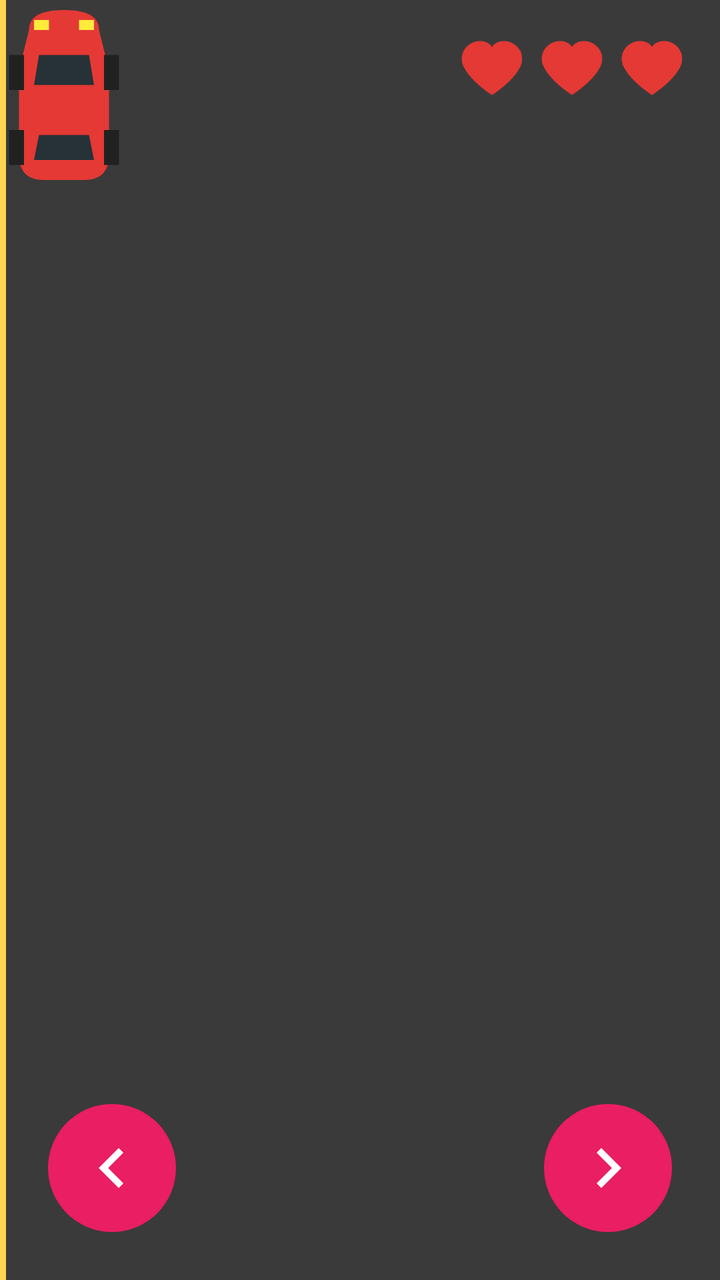
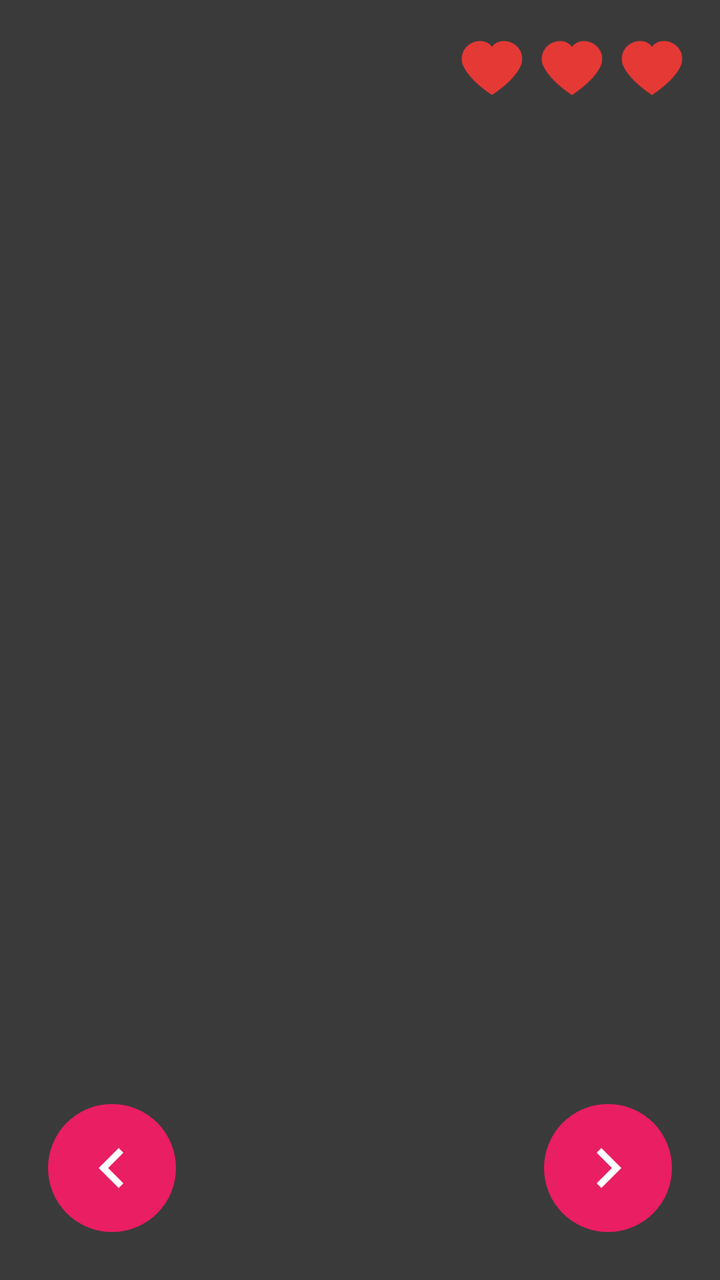

Before-and-after screenshots of an Android layout around one commit, followed by the original layout XML and the change that was made.
<!-- AndroidManifest.xml: application theme Theme.HW1 -->
<!-- res/layout/activity_main.xml -->
<?xml version="1.0" encoding="utf-8"?>
<FrameLayout
    xmlns:android="http://schemas.android.com/apk/res/android"
    xmlns:tools="http://schemas.android.com/tools"
    android:id="@+id/root"
    android:layout_width="match_parent"
    android:layout_height="match_parent"
    android:background="@color/grass_green"
    tools:context=".MainActivity">

    
    <FrameLayout
        android:id="@+id/gameArea"
        android:layout_width="match_parent"
        android:layout_height="match_parent"
        android:background="@color/road_gray">

        
        <View
            android:id="@+id/laneLine1"
            android:layout_width="3dp"
            android:layout_height="match_parent"
            android:layout_gravity="start"
            android:background="@color/lane_line" />

        
        <View
            android:id="@+id/laneLine2"
            android:layout_width="3dp"
            android:layout_height="match_parent"
            android:layout_gravity="start"
            android:background="@color/lane_line" />

        
        <ImageView
            android:id="@+id/car"
            android:layout_width="64dp"
            android:layout_height="100dp"
            android:contentDescription="@string/cd_car"
            android:src="@drawable/ic_car" />
    </FrameLayout>

    
    <LinearLayout
        android:id="@+id/heartsContainer"
        android:layout_width="wrap_content"
        android:layout_height="wrap_content"
        android:layout_gravity="top|end"
        android:layout_marginTop="16dp"
        android:layout_marginEnd="16dp"
        android:orientation="horizontal">

        <ImageView
            android:id="@+id/heart1"
            android:layout_width="36dp"
            android:layout_height="36dp"
            android:contentDescription="@string/cd_heart"
            android:src="@drawable/ic_heart" />

        <ImageView
            android:id="@+id/heart2"
            android:layout_width="36dp"
            android:layout_height="36dp"
            android:layout_marginStart="4dp"
            android:contentDescription="@string/cd_heart"
            android:src="@drawable/ic_heart" />

        <ImageView
            android:id="@+id/heart3"
            android:layout_width="36dp"
            android:layout_height="36dp"
            android:layout_marginStart="4dp"
            android:contentDescription="@string/cd_heart"
            android:src="@drawable/ic_heart" />
    </LinearLayout>

    
    <ImageButton
        android:id="@+id/btnLeft"
        android:layout_width="64dp"
        android:layout_height="64dp"
        android:layout_gravity="bottom|start"
        android:layout_marginStart="24dp"
        android:layout_marginBottom="24dp"
        android:background="@drawable/bg_round_button"
        android:contentDescription="@string/cd_left"
        android:scaleType="center"
        android:src="@drawable/ic_arrow_left" />

    
    <ImageButton
        android:id="@+id/btnRight"
        android:layout_width="64dp"
        android:layout_height="64dp"
        android:layout_gravity="bottom|end"
        android:layout_marginEnd="24dp"
        android:layout_marginBottom="24dp"
        android:background="@drawable/bg_round_button"
        android:contentDescription="@string/cd_right"
        android:scaleType="center"
        android:src="@drawable/ic_arrow_right" />

</FrameLayout>
<!-- resources referenced by this layout -->
<resources>
  <color name="grass_green">#2E7D32</color>
  <color name="lane_line">#FFD54F</color>
  <color name="road_gray">#3A3A3A</color>
  <!-- drawable bg_round_button (drawable) -->
  <?xml version="1.0" encoding="utf-8"?>
  <shape xmlns:android="http://schemas.android.com/apk/res/android"
      android:shape="oval">
      <solid android:color="@color/button_pink" />
      <size android:width="64dp" android:height="64dp" />
  </shape>
  <!-- drawable ic_arrow_left (drawable) -->
  <vector xmlns:android="http://schemas.android.com/apk/res/android"
      android:width="40dp"
      android:height="40dp"
      android:viewportWidth="24"
      android:viewportHeight="24">
      <path
          android:fillColor="@color/white"
          android:pathData="M15.41,7.41L14,6l-6,6 6,6 1.41,-1.41L10.83,12z" />
  </vector>
  <!-- drawable ic_arrow_right (drawable) -->
  <vector xmlns:android="http://schemas.android.com/apk/res/android"
      android:width="40dp"
      android:height="40dp"
      android:viewportWidth="24"
      android:viewportHeight="24">
      <path
          android:fillColor="@color/white"
          android:pathData="M10,6L8.59,7.41 13.17,12l-4.58,4.59L10,18l6,-6z" />
  </vector>
  <!-- drawable ic_car (drawable) -->
  <vector xmlns:android="http://schemas.android.com/apk/res/android"
      android:width="48dp"
      android:height="80dp"
      android:viewportWidth="48"
      android:viewportHeight="80">
      
      <path
          android:fillColor="#E53935"
          android:pathData="M10,12 Q10,4 24,4 Q38,4 38,12 L42,28 L42,62 Q42,72 32,72 L16,72 Q6,72 6,62 L6,28 Z" />
      
      <path
          android:fillColor="#263238"
          android:pathData="M14,22 L34,22 L36,34 L12,34 Z" />
      
      <path
          android:fillColor="#263238"
          android:pathData="M14,54 L34,54 L36,64 L12,64 Z" />
      
      <path android:fillColor="#FFEB3B" android:pathData="M12,8 h6 v4 h-6 z" />
      <path android:fillColor="#FFEB3B" android:pathData="M30,8 h6 v4 h-6 z" />
      
      <path android:fillColor="#212121" android:pathData="M2,22 h6 v14 h-6 z" />
      <path android:fillColor="#212121" android:pathData="M40,22 h6 v14 h-6 z" />
      <path android:fillColor="#212121" android:pathData="M2,52 h6 v14 h-6 z" />
      <path android:fillColor="#212121" android:pathData="M40,52 h6 v14 h-6 z" />
  </vector>
  <!-- drawable ic_heart (drawable) -->
  <vector xmlns:android="http://schemas.android.com/apk/res/android"
      android:width="32dp"
      android:height="32dp"
      android:viewportWidth="24"
      android:viewportHeight="24">
      <path
          android:fillColor="@color/heart_red"
          android:pathData="M12,21s-7-4.35-9.5-9.5C0.5,7 4,3 8,3c2,0 3.5,1 4,2 0.5,-1 2,-2 4,-2 4,0 7.5,4 5.5,8.5C19,16.65 12,21 12,21z" />
  </vector>
  <string name="cd_car">Player car</string>
  <string name="cd_heart">Life</string>
  <string name="cd_left">Move left</string>
  <string name="cd_right">Move right</string>
  <style name="Theme.HW1" parent="Theme.MaterialComponents.DayNight.NoActionBar">
          <item name="colorPrimary">@color/primary</item>
          <item name="colorPrimaryVariant">@color/primary_dark</item>
          <item name="colorOnPrimary">@color/white</item>
          <item name="android:statusBarColor" tools:targetApi="l">@color/primary_dark</item>
          <item name="android:windowLightStatusBar" tools:targetApi="m">false</item>
      </style>
  <color name="button_pink">#E91E63</color>
  <color name="white">#FFFFFFFF</color>
  <color name="heart_red">#E53935</color>
  <color name="primary">#388E3C</color>
  <color name="primary_dark">#2E7D32</color>
</resources>

<!-- the commit's change to res/layout/activity_main.xml (unified diff, before → after) -->
@@ -13,32 +13,7 @@
         android:id="@+id/gameArea"
         android:layout_width="match_parent"
         android:layout_height="match_parent"
-        android:background="@color/road_gray">
-
-        
-        <View
-            android:id="@+id/laneLine1"
-            android:layout_width="3dp"
-            android:layout_height="match_parent"
-            android:layout_gravity="start"
-            android:background="@color/lane_line" />
-
-        
-        <View
-            android:id="@+id/laneLine2"
-            android:layout_width="3dp"
-            android:layout_height="match_parent"
-            android:layout_gravity="start"
-            android:background="@color/lane_line" />
-
-        
-        <ImageView
-            android:id="@+id/car"
-            android:layout_width="64dp"
-            android:layout_height="100dp"
-            android:contentDescription="@string/cd_car"
-            android:src="@drawable/ic_car" />
-    </FrameLayout>
+        android:background="@color/road_gray" />
 
     
     <LinearLayout
@@ -100,4 +75,43 @@
         android:scaleType="center"
         android:src="@drawable/ic_arrow_right" />
 
+    
+    <FrameLayout
+        android:id="@+id/gameOverOverlay"
+        android:layout_width="match_parent"
+        android:layout_height="match_parent"
+        android:background="#CC000000"
+        android:clickable="true"
+        android:focusable="true"
+        android:visibility="gone">
+
+        <LinearLayout
+            android:layout_width="wrap_content"
+            android:layout_height="wrap_content"
+            android:layout_gravity="center"
+            android:gravity="center"
+            android:orientation="vertical"
+            android:padding="24dp">
+
+            <TextView
+                android:id="@+id/gameOverText"
+                android:layout_width="wrap_content"
+                android:layout_height="wrap_content"
+                android:text="@string/game_over"
+                android:textColor="@android:color/white"
+                android:textSize="48sp"
+                android:textStyle="bold" />
+
+            <Button
+                android:id="@+id/btnPlayAgain"
+                android:layout_width="wrap_content"
+                android:layout_height="wrap_content"
+                android:layout_marginTop="24dp"
+                android:paddingStart="32dp"
+                android:paddingEnd="32dp"
+                android:text="@string/play_again"
+                android:textSize="18sp" />
+        </LinearLayout>
+    </FrameLayout>
+
 </FrameLayout>
<!-- resource entries referenced after the edit -->
@@ -1,7 +1,6 @@
 <!-- resources referenced by this layout -->
 <resources>
   <color name="grass_green">#2E7D32</color>
-  <color name="lane_line">#FFD54F</color>
   <color name="road_gray">#3A3A3A</color>
   <!-- drawable bg_round_button (drawable) -->
   <?xml version="1.0" encoding="utf-8"?>
@@ -30,33 +29,6 @@
           android:fillColor="@color/white"
           android:pathData="M10,6L8.59,7.41 13.17,12l-4.58,4.59L10,18l6,-6z" />
   </vector>
-  <!-- drawable ic_car (drawable) -->
-  <vector xmlns:android="http://schemas.android.com/apk/res/android"
-      android:width="48dp"
-      android:height="80dp"
-      android:viewportWidth="48"
-      android:viewportHeight="80">
-      
-      <path
-          android:fillColor="#E53935"
-          android:pathData="M10,12 Q10,4 24,4 Q38,4 38,12 L42,28 L42,62 Q42,72 32,72 L16,72 Q6,72 6,62 L6,28 Z" />
-      
-      <path
-          android:fillColor="#263238"
-          android:pathData="M14,22 L34,22 L36,34 L12,34 Z" />
-      
-      <path
-          android:fillColor="#263238"
-          android:pathData="M14,54 L34,54 L36,64 L12,64 Z" />
-      
-      <path android:fillColor="#FFEB3B" android:pathData="M12,8 h6 v4 h-6 z" />
-      <path android:fillColor="#FFEB3B" android:pathData="M30,8 h6 v4 h-6 z" />
-      
-      <path android:fillColor="#212121" android:pathData="M2,22 h6 v14 h-6 z" />
-      <path android:fillColor="#212121" android:pathData="M40,22 h6 v14 h-6 z" />
-      <path android:fillColor="#212121" android:pathData="M2,52 h6 v14 h-6 z" />
-      <path android:fillColor="#212121" android:pathData="M40,52 h6 v14 h-6 z" />
-  </vector>
   <!-- drawable ic_heart (drawable) -->
   <vector xmlns:android="http://schemas.android.com/apk/res/android"
       android:width="32dp"
@@ -67,10 +39,11 @@
           android:fillColor="@color/heart_red"
           android:pathData="M12,21s-7-4.35-9.5-9.5C0.5,7 4,3 8,3c2,0 3.5,1 4,2 0.5,-1 2,-2 4,-2 4,0 7.5,4 5.5,8.5C19,16.65 12,21 12,21z" />
   </vector>
-  <string name="cd_car">Player car</string>
   <string name="cd_heart">Life</string>
   <string name="cd_left">Move left</string>
   <string name="cd_right">Move right</string>
+  <string name="game_over">Game Over</string>
+  <string name="play_again">Play Again</string>
   <style name="Theme.HW1" parent="Theme.MaterialComponents.DayNight.NoActionBar">
           <item name="colorPrimary">@color/primary</item>
           <item name="colorPrimaryVariant">@color/primary_dark</item>
